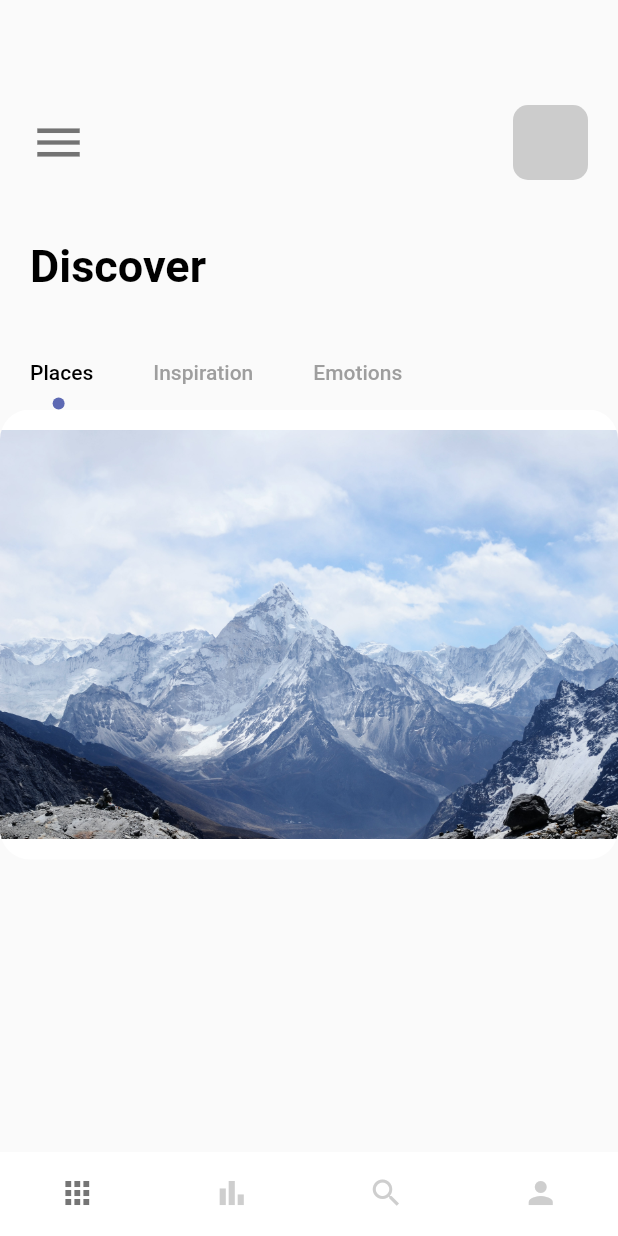
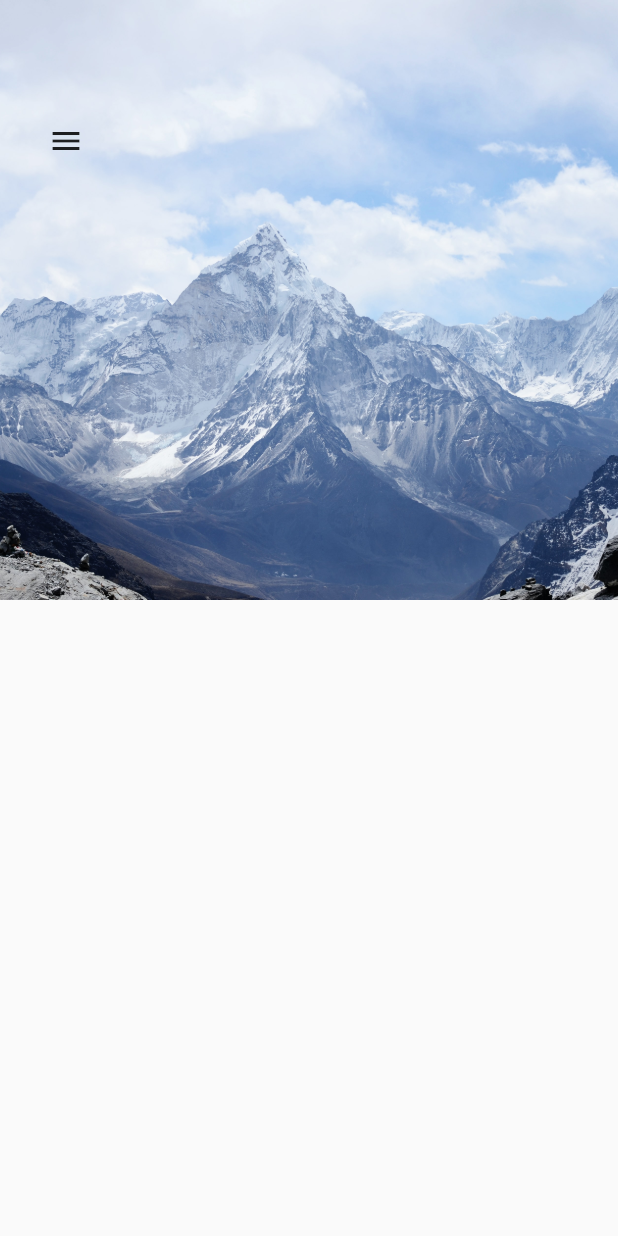
Before and after one commit to bettlameck/Travel-App, a Flutter app: the screen it shows after launch, on a phone screen of 412 x 824 dp. Run offline on Flutter 3.47's test engine with Material 2 defaults, Android fonts, the phone set to English and light mode, and no system bars.

Commit message:
DetailPage

```diff
--- a/lib/main.dart
+++ b/lib/main.dart
@@ -1,4 +1,5 @@
 import 'package:flutter/material.dart';
+import 'package:hello/pages/detail_page.dart';
 import 'package:hello/pages/navpages/main_page.dart';
 
 void main() {
@@ -12,12 +13,11 @@ class MyApp extends StatelessWidget {
   @override
   Widget build(BuildContext context) {
     return MaterialApp(
-      title: 'Flutter Demo',
-      debugShowCheckedModeBanner: false,
-      theme: ThemeData(
-        primarySwatch: Colors.blue,
-      ),
-      home: MainPage()
-    );
+        title: 'Flutter Demo',
+        debugShowCheckedModeBanner: false,
+        theme: ThemeData(
+          primarySwatch: Colors.blue,
+        ),
+        home: DetailPage());
   }
 }
--- /dev/null
+++ b/lib/pages/detail_page.dart
@@ -0,0 +1,50 @@
+import 'package:flutter/material.dart';
+
+class DetailPage extends StatefulWidget {
+  const DetailPage({Key? key}) : super(key: key);
+
+  @override
+  State<DetailPage> createState() => _DetailPageState();
+}
+
+class _DetailPageState extends State<DetailPage> {
+  @override
+  Widget build(BuildContext context) {
+    return Scaffold(
+      body: Container(
+        width: double.maxFinite,
+        height: double.maxFinite,
+        child: Stack(
+          children: [
+            Positioned(
+              left: 0,
+              right: 0,
+              child: Container(
+                width: double.maxFinite,
+                height: 400,
+                decoration: BoxDecoration(
+                  image: DecorationImage(
+                      image: AssetImage("images/mountain.jpg"),
+                      fit: BoxFit.cover),
+                ),
+              ),
+            ),
+            Positioned(
+              left: 20,
+              top: 70,
+              child: Row(
+                children: [
+                  IconButton(
+                    onPressed: () {},
+                    icon: Icon(Icons.menu),
+                    color: Colors.black87,
+                  )
+                ],
+              ),
+            ),
+          ],
+        ),
+      ),
+    );
+  }
+}
--- a/lib/pages/navpages/main_page.dart
+++ b/lib/pages/navpages/main_page.dart
@@ -1,6 +1,6 @@
 import 'package:flutter/material.dart';
 import 'package:hello/pages/navpages/bar_item_page.dart';
-import 'package:hello/pages/navpages/home_page.dart';
+import 'package:hello/pages/home_page.dart';
 import 'package:hello/pages/navpages/my_page.dart';
 import 'package:hello/pages/navpages/search_page.dart';
 
--- a/pubspec.yaml
+++ b/pubspec.yaml
@@ -67,6 +67,10 @@ flutter:
     - images/mountain.jpg
     - images/sea.jpg
     - images/water-hill.jpg
+    - images/kayaking.png
+    - images/balloning.png
+    - images/snorkeling.png
+    - images/hiking.png
 
   # An image asset can refer to one or more resolution-specific "variants", see
   # https://flutter.dev/assets-and-images/#resolution-aware.
```
Also changed, not shown: lib/pages/home_page.dart (renamed from lib/pages/navpages/home_page.dart, +68 -1 lines), images/balloning.png (added), images/hiking.png (added), images/kayaking.png (added), images/snorkeling.png (added).
